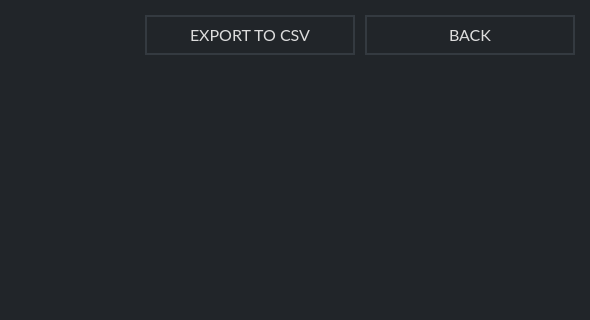
This is src/gui/ui/transactionsframe.ui in ConcealNetwork/conceal-desktop as Qt 5 draws it before an edit; both pictures show x 680 to 1270 and y 0 to 320 of the 1270 by 700 pixel window. The edited form follows.
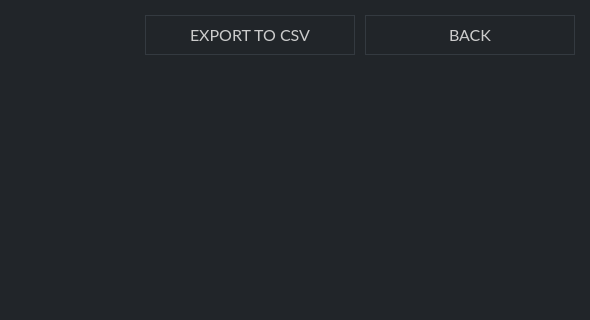
This is the edited form. Icons and pictures are not drawn.

```diff
--- a/src/gui/ui/transactionsframe.ui
+++ b/src/gui/ui/transactionsframe.ui
@@ -151,7 +151,9 @@
         </font>
        </property>
        <property name="styleSheet">
-        <string notr="true">color: #ddd; border: 2px solid #343a40; font-size: 16px;</string>
+        <string notr="true">QPushButton#m_csvButton {color: #ccc; border: 1px solid #343a40; font-size: 16px; background-color: #21259;}
+
+QPushButton#m_csvButton:hover {color: #ddd; border: 2px solid #444; font-size: 16px; background-color: #21259;}</string>
        </property>
        <property name="text">
         <string>EXPORT TO CSV</string>
@@ -179,7 +181,9 @@
         </font>
        </property>
        <property name="styleSheet">
-        <string notr="true">color: #ddd; border: 2px solid #343a40; font-size: 16px;</string>
+        <string notr="true">QPushButton#m_backButton {color: #ccc; border: 1px solid #343a40; font-size: 16px; background-color: #21259;}
+
+QPushButton#m_backButton:hover {color: #ddd; border: 2px solid #444; font-size: 16px; background-color: #21259;}</string>
        </property>
        <property name="text">
         <string>BACK</string>
```
